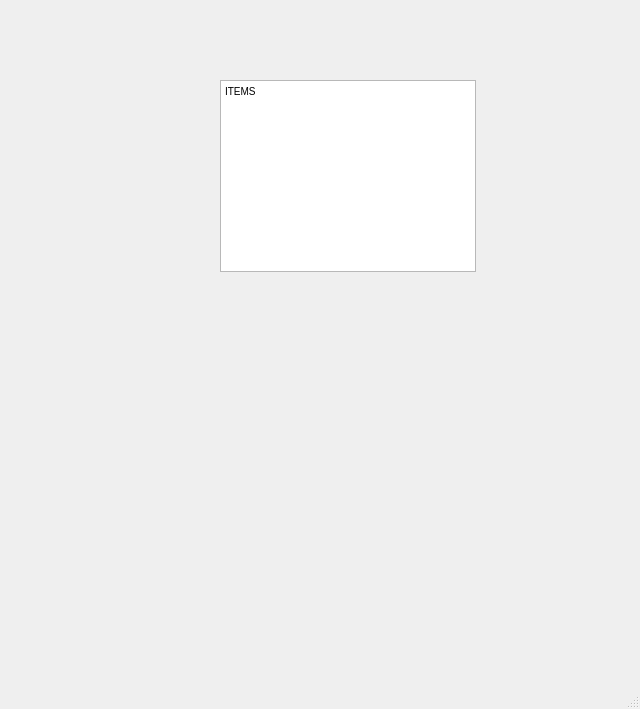
The window that pyqt_gui/cart_interface_items.ui (PfeifferH/cheqout) describes before a commit, drawn with Qt 5.
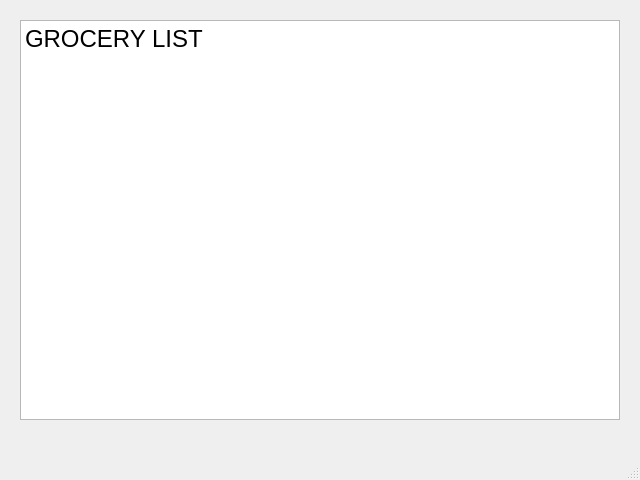
The same window after the commit.

The edit to the form file:
```diff
--- a/pyqt_gui/cart_interface_items.ui
+++ b/pyqt_gui/cart_interface_items.ui
@@ -7,7 +7,7 @@
     <x>0</x>
     <y>0</y>
     <width>640</width>
-    <height>709</height>
+    <height>480</height>
    </rect>
   </property>
   <property name="windowTitle">
@@ -17,10 +17,10 @@
    <widget class="QTextBrowser" name="textBrowser">
     <property name="geometry">
      <rect>
-      <x>220</x>
-      <y>80</y>
-      <width>256</width>
-      <height>192</height>
+      <x>20</x>
+      <y>20</y>
+      <width>600</width>
+      <height>400</height>
      </rect>
     </property>
     <property name="html">
@@ -28,7 +28,7 @@
 &lt;html&gt;&lt;head&gt;&lt;meta name=&quot;qrichtext&quot; content=&quot;1&quot; /&gt;&lt;style type=&quot;text/css&quot;&gt;
 p, li { white-space: pre-wrap; }
 &lt;/style&gt;&lt;/head&gt;&lt;body style=&quot; font-family:'MS Shell Dlg 2'; font-size:7.8pt; font-weight:400; font-style:normal;&quot;&gt;
-&lt;p style=&quot; margin-top:0px; margin-bottom:0px; margin-left:0px; margin-right:0px; -qt-block-indent:0; text-indent:0px;&quot;&gt;ITEMS&lt;/p&gt;&lt;/body&gt;&lt;/html&gt;</string>
+&lt;p style=&quot; margin-top:0px; margin-bottom:0px; margin-left:0px; margin-right:0px; -qt-block-indent:0; text-indent:0px;&quot;&gt;&lt;span style=&quot; font-size:18pt;&quot;&gt;GROCERY LIST&lt;/span&gt;&lt;/p&gt;&lt;/body&gt;&lt;/html&gt;</string>
     </property>
    </widget>
   </widget>
```
